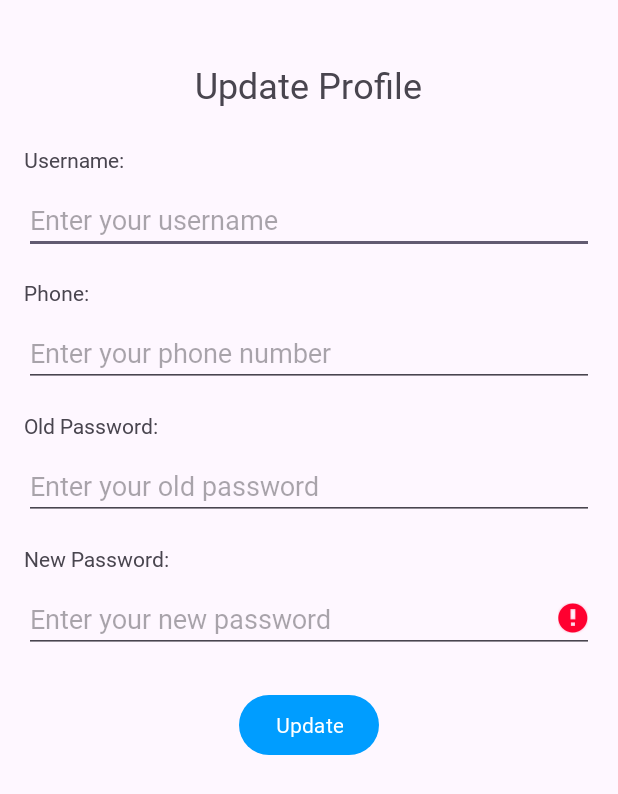
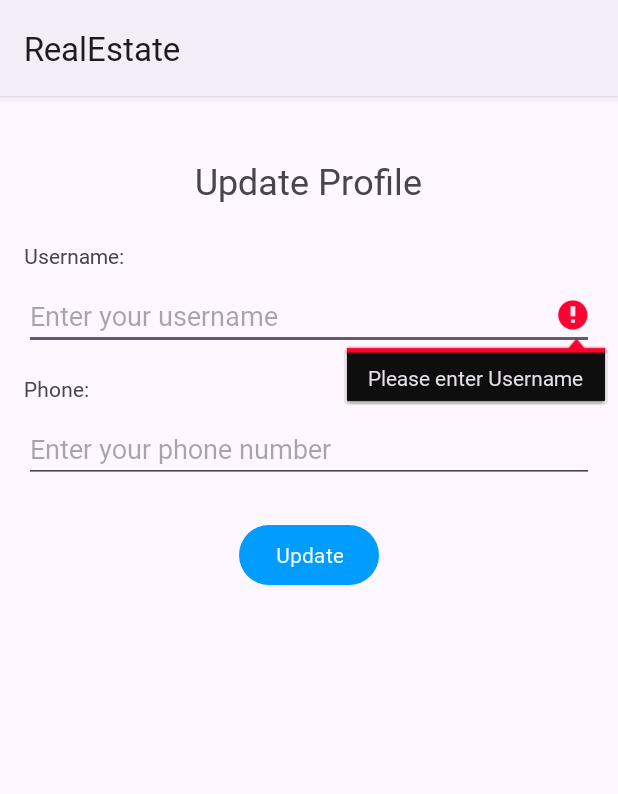
Before and after one commit to Saad-Zaman1/RealEstate-App, an Android app: the UserProfileActivity screen opened directly, with no data from a screen before it, after a tap on "Update", on a phone screen of 412 x 824 dp. Shown: the top 794 px of the screen. Run offline under Robolectric (Android 15) with nearby library versions, the light colour scheme and no system bars; our stand-ins replace Room's generated code.

```diff
--- a/app/src/main/AndroidManifest.xml
+++ b/app/src/main/AndroidManifest.xml
@@ -18,9 +18,7 @@
         android:supportsRtl="true"
         android:theme="@style/Theme.MyApplication"
         tools:targetApi="31">
-        <activity
-            android:name=".activities.UpdatePropertyActivity"
-            android:exported="false" />
+
         <activity
             android:name=".activities.AddPropertyActivity"
             android:exported="false" />
--- a/app/src/main/java/com/example/myapplication/activities/AddPropertyActivity.kt
+++ b/app/src/main/java/com/example/myapplication/activities/AddPropertyActivity.kt
@@ -386,7 +386,7 @@ class AddPropertyActivity : AppCompatActivity() {
                         withContext(Dispatchers.Main) {
                             Toast.makeText(
                                 this@AddPropertyActivity,
-                                "Property added with ID: $propertyId",
+                                "Property added",
                                 Toast.LENGTH_SHORT
                             ).show()
                         }
--- a/app/src/main/java/com/example/myapplication/activities/UserProfileActivity.kt
+++ b/app/src/main/java/com/example/myapplication/activities/UserProfileActivity.kt
@@ -34,7 +34,6 @@ class UserProfileActivity : AppCompatActivity() {
         val userEmail = sP.getString(GlobalVariables.userEmail, "")
 
         val database = DataBaseBuilder.getInstance(this)
-
         CoroutineScope(Dispatchers.IO).launch {
             try {
                 userData = database.userDao().validateEmail(userEmail)!!
@@ -57,19 +56,10 @@ class UserProfileActivity : AppCompatActivity() {
         binding.buttonUpdate.setOnClickListener {
             val username = binding.editTextUsername.text.toString()
             val userPhone = binding.editTextPhone.text.toString()
-            val oldPassword = binding.editTextOldPassword.text.toString()
-            val newPassword = binding.editTextNewPassword.text.toString()
-            if (oldPassword != userData.password) {
-                binding.editTextOldPassword.error = "Password is not correct"
-                return@setOnClickListener
-            }
-            if (oldPassword == newPassword) {
-                binding.editTextNewPassword.error = "Password can not be same"
-                return@setOnClickListener
-            }
+
             val nameError = Validator.validateUserName(username)
             val phoneError = Validator.validatePhone(userPhone)
-            val passwordError = Validator.validatePassword(newPassword)
+
             if (nameError.isNotEmpty()) {
                 binding.editTextUsername.error = nameError
                 return@setOnClickListener
@@ -80,18 +70,12 @@ class UserProfileActivity : AppCompatActivity() {
                 return@setOnClickListener
             }
 
-
-            if (passwordError.isNotEmpty()) {
-                binding.editTextNewPassword.error = passwordError
-                return@setOnClickListener
-            }
-
             val updatedUser = UserEntity(
                 userData.id,
                 username,
                 userPhone,
                 userEmail,
-                newPassword
+                userData.password
             )
 
             CoroutineScope(Dispatchers.IO).launch {
@@ -101,27 +85,6 @@ class UserProfileActivity : AppCompatActivity() {
             Toast.makeText(this, "Profile Updated", Toast.LENGTH_SHORT).show()
             binding.editTextUsername.text.clear()
             binding.editTextPhone.text.clear()
-            binding.editTextOldPassword.text.clear()
-            binding.editTextNewPassword.text.clear()
-
         }
-//        CoroutineScope(Dispatchers.IO).launch {
-//            userData = database.userDao().validateEmail(userEmail)!!
-//
-//            withContext(Dispatchers.Main) {
-//                // Update UI using data binding
-//                binding.tvUsernamefromdb.text = userData?.username.toString()
-//                binding.tvUseremailfromdb.text = userData?.email.toString()
-//                binding.tvUserphonefromdb.text = userData?.phone.toString()
-//            }
-//        }
-//
-//        binding.ibUpdatename.setOnClickListener {
-//            CoroutineScope(Dispatchers.IO).launch {
-//                userData.username = binding.etUsernameupdate.text.toString()
-//                database.userDao().updateUser(userData)
-//                Log.i("Username", "${userData.username}")
-//            }
-//        }
     }
 }
--- a/app/src/main/java/com/example/myapplication/dataStorage/room/DataBaseBuilder.kt
+++ b/app/src/main/java/com/example/myapplication/dataStorage/room/DataBaseBuilder.kt
@@ -1,6 +1,7 @@
 package com.example.myapplication.dataStorage.room
 
 import android.content.Context
+import androidx.recyclerview.widget.ItemTouchHelper
 import androidx.room.Room
 import com.example.myapplication.global.GlobalVariables
 
--- a/app/src/main/java/com/example/myapplication/dataStorage/room/properties/PropertiesDao.kt
+++ b/app/src/main/java/com/example/myapplication/dataStorage/room/properties/PropertiesDao.kt
@@ -2,6 +2,7 @@ package com.example.myapplication.dataStorage.room.properties
 
 import androidx.lifecycle.LiveData
 import androidx.room.Dao
+import androidx.room.Delete
 import androidx.room.Insert
 import androidx.room.Query
 import androidx.room.Update
@@ -16,6 +17,9 @@ interface PropertiesDao {
 
     @Update
     suspend fun updateProperty(property: PropertyEntity)
+
+    @Delete
+    suspend fun deleteProperty(property: PropertyEntity)
 
     @Query("select * from properties p join propertyDetails pd On p.propertyId = pd.propertyId ")
     fun getAllProperties(): LiveData<List<PropertyWithDetails>>
--- a/app/src/main/java/com/example/myapplication/dataStorage/room/propertydetails/PropertyDetailsDao.kt
+++ b/app/src/main/java/com/example/myapplication/dataStorage/room/propertydetails/PropertyDetailsDao.kt
@@ -1,6 +1,7 @@
 package com.example.myapplication.dataStorage.room.propertydetails
 
 import androidx.room.Dao
+import androidx.room.Delete
 import androidx.room.Insert
 import androidx.room.Update
 import com.example.myapplication.dataStorage.room.user.UserEntity
@@ -12,4 +13,7 @@ interface PropertyDetailsDao {
 
     @Update
     suspend fun updateProperty(propertyDetails: PropertyDetailsEntity)
+
+    @Delete
+    suspend fun deletePropertyDetails(propertyDetails: PropertyDetailsEntity)
 }
--- a/app/src/main/java/com/example/myapplication/interfaces/PropertyClickListnerInterface.kt
+++ b/app/src/main/java/com/example/myapplication/interfaces/PropertyClickListnerInterface.kt
@@ -2,4 +2,5 @@ package com.example.myapplication.interfaces
 
 interface PropertyClickListnerInterface {
     fun onPropertyClick(position: Int)
+    fun onPropertyDelete(position: Int)
 }
--- a/app/src/main/java/com/example/myapplication/models/PropertyWithDetails.kt
+++ b/app/src/main/java/com/example/myapplication/models/PropertyWithDetails.kt
@@ -3,6 +3,7 @@ package com.example.myapplication.models
 data class PropertyWithDetails(
     val propertyId: Long,
     val propertyDetailsId: Long,
+    val userEmail: String,
     val address: String,
     val city: String,
     val size: String,
--- /dev/null
+++ b/app/src/main/res/drawable/baseline_delete_24.xml
@@ -0,0 +1,5 @@
+<vector android:height="24dp" android:tint="#FFFFFF"
+    android:viewportHeight="24" android:viewportWidth="24"
+    android:width="24dp" xmlns:android="http://schemas.android.com/apk/res/android">
+    <path android:fillColor="@android:color/white" android:pathData="M6,19c0,1.1 0.9,2 2,2h8c1.1,0 2,-0.9 2,-2V7H6v12zM19,4h-3.5l-1,-1h-5l-1,1H5v2h14V4z"/>
+</vector>
--- a/app/src/main/res/layout/activity_add_property.xml
+++ b/app/src/main/res/layout/activity_add_property.xml
@@ -147,6 +147,7 @@
             android:id="@+id/editTextPrice"
             android:layout_width="match_parent"
             android:layout_height="wrap_content"
+            android:inputType="number"
             android:layout_below="@id/radioGroupSaleRent"
             android:layout_marginTop="16dp"
             android:hint="Price" />
--- a/app/src/main/res/layout/activity_user_profile.xml
+++ b/app/src/main/res/layout/activity_user_profile.xml
@@ -50,42 +50,6 @@
         android:layout_marginTop="8dp"
         android:hint="Enter your phone number" />
 
-    <!-- Old Password -->
-    <TextView
-        android:id="@+id/textViewOldPassword"
-        android:layout_width="wrap_content"
-        android:layout_height="wrap_content"
-        android:text="Old Password:"
-        android:layout_below="@id/editTextPhone"
-        android:layout_marginTop="16dp" />
-
-    <EditText
-        android:id="@+id/editTextOldPassword"
-        android:layout_width="match_parent"
-        android:layout_height="wrap_content"
-        android:layout_below="@id/textViewOldPassword"
-        android:layout_marginTop="8dp"
-        android:hint="Enter your old password"
-        android:inputType="textPassword" />
-
-    <!-- New Password -->
-    <TextView
-        android:id="@+id/textViewNewPassword"
-        android:layout_width="wrap_content"
-        android:layout_height="wrap_content"
-        android:text="New Password:"
-        android:layout_below="@id/editTextOldPassword"
-        android:layout_marginTop="16dp" />
-
-    <EditText
-        android:id="@+id/editTextNewPassword"
-        android:layout_width="match_parent"
-        android:layout_height="wrap_content"
-        android:layout_below="@id/textViewNewPassword"
-        android:layout_marginTop="8dp"
-        android:hint="Enter your new password"
-        android:inputType="textPassword" />
-
     <!-- Update Button -->
     <Button
         android:id="@+id/buttonUpdate"
@@ -93,6 +57,6 @@
         android:layout_height="wrap_content"
         android:text="Update"
         android:layout_centerHorizontal="true"
-        android:layout_below="@id/editTextNewPassword"
+        android:layout_below="@id/editTextPhone"
         android:layout_marginTop="24dp" />
 </RelativeLayout>
--- a/app/src/main/res/layout/signup_activity.xml
+++ b/app/src/main/res/layout/signup_activity.xml
@@ -61,17 +61,18 @@
                 android:id="@+id/et_name"
                 android:layout_width="match_parent"
                 android:layout_height="60dp"
-                android:layout_marginTop="28dp"
+                android:layout_marginTop="16dp"
                 android:background="@drawable/edit_text_background"
                 android:drawableLeft="@drawable/baseline_person_24"
                 android:drawablePadding="8dp"
                 android:drawableTint="@color/app_theme"
                 android:ems="10"
+                android:hint="Username"
                 android:inputType="text"
-                android:hint="Username"
                 android:maxLines="1"
                 android:padding="8dp"
                 app:layout_constraintEnd_toEndOf="parent"
+                app:layout_constraintHorizontal_bias="0.0"
                 app:layout_constraintStart_toStartOf="parent"
                 app:layout_constraintTop_toTopOf="parent" />
 
--- a/app/src/main/res/values/colors.xml
+++ b/app/src/main/res/values/colors.xml
@@ -3,6 +3,7 @@
     <color name="black">#FF000000</color>
     <color name="white">#FFFFFFFF</color>
 
+    <color name="red">#F60000</color>
     <color name="underline">#BDB8B8</color>
     <color name="app_theme">#009dff</color>
     <color name="app_theme_light">#f6fbff</color>
--- a/app/src/main/res/values/themes.xml
+++ b/app/src/main/res/values/themes.xml
@@ -1,6 +1,6 @@
 <resources xmlns:tools="http://schemas.android.com/tools">
     <!-- Base application theme. -->
-    <style name="Base.Theme.MyApplication" parent="Theme.Material3.DayNight.NoActionBar">
+    <style name="Base.Theme.MyApplication" parent="Theme.Material3.DayNight">
         <!-- Customize your light theme here. -->
         <item name="colorPrimary">@color/app_theme</item>
 
```
Also changed, not shown: app/src/main/java/com/example/myapplication/activities/HomePageActivity.kt (+64 -15 lines), app/src/main/java/com/example/myapplication/activities/UpdatePropertyActivity.kt (deleted, +0 -25 lines), app/src/main/java/com/example/myapplication/adapter/PropertyAdapter.kt (+12 -2 lines), app/src/main/res/layout/activity_update_property.xml (deleted, +0 -170 lines), app/src/main/res/layout/property_item.xml (+24 -6 lines).
